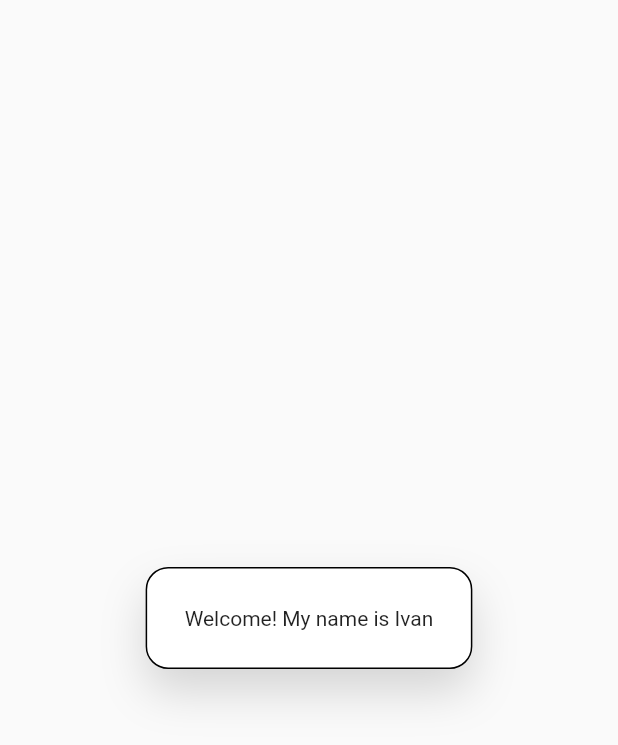
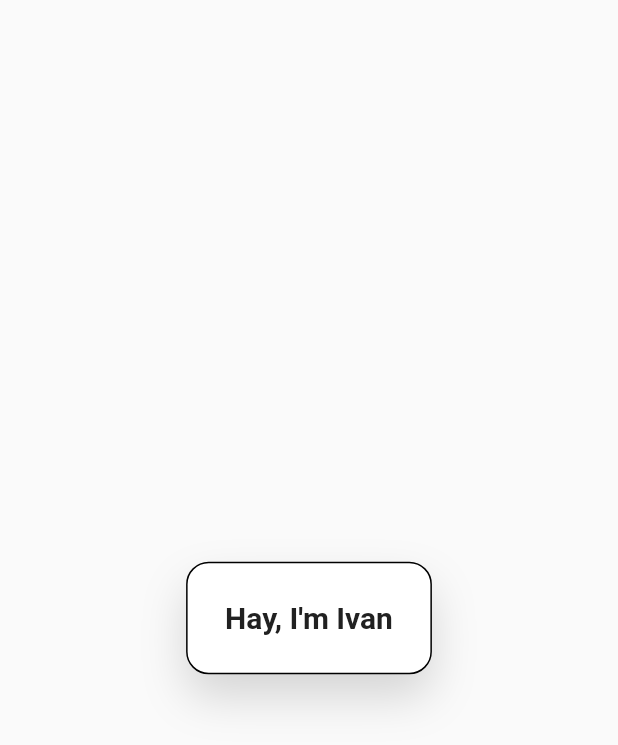
Before and after one commit to MilicTG/my_portfolio, a Flutter app: the screen it shows after launch, on a phone screen of 412 x 824 dp. Shown: the top 745 px of the screen. Run offline on Flutter 3.47's test engine with Material 2 defaults, Android fonts, the phone set to English and light mode, and no system bars.

Commit message:
Row and Column

```diff
--- a/lib/pages/home_page.dart
+++ b/lib/pages/home_page.dart
@@ -1,4 +1,5 @@
 import 'package:flutter/material.dart';
+import 'package:my_portfolio/widgets/card/intro_card.dart';
 
 class HomePage extends StatelessWidget {
   const HomePage({Key? key}) : super(key: key);
@@ -7,24 +8,8 @@ class HomePage extends StatelessWidget {
   Widget build(BuildContext context) {
     return Scaffold(
       body: Center(
-        child: Container(
-          padding: const EdgeInsets.all(25.0),
-          decoration: BoxDecoration(
-            color: Colors.white,
-            boxShadow: [
-              BoxShadow(
-                color: Colors.black.withOpacity(.15),
-                offset: const Offset(0, 15),
-                blurRadius: 25,
-              ),
-            ],
-            borderRadius: BorderRadius.circular(15.0),
-            border: Border.all(
-              color: Colors.black,
-              width: 1,
-            ),
-          ),
-          child: const Text("Welcome! My name is Ivan"),
+        child: IntroCard(
+          text: "Hay, I'm Ivan",
         ),
       ),
     );
--- /dev/null
+++ b/lib/widgets/card/intro_card.dart
@@ -0,0 +1,38 @@
+import 'package:flutter/material.dart';
+
+class IntroCard extends StatelessWidget {
+  String text;
+  IntroCard({required this.text, Key? key}) : super(key: key);
+
+  @override
+  Widget build(BuildContext context) {
+    return Container(
+      margin: const EdgeInsets.all(25.0),
+      padding: const EdgeInsets.all(25.0),
+      decoration: BoxDecoration(
+        color: Colors.white,
+        boxShadow: [
+          BoxShadow(
+            color: Colors.black.withOpacity(.15),
+            offset: const Offset(0, 15),
+            blurRadius: 25,
+          ),
+        ],
+        borderRadius: BorderRadius.circular(15.0),
+        border: Border.all(
+          color: Colors.black,
+          width: 1,
+        ),
+      ),
+      child: Text(
+        text,
+        textAlign: TextAlign.center,
+        style: TextStyle(
+          color: Colors.grey.shade900,
+          fontSize: 20,
+          fontWeight: FontWeight.bold,
+        ),
+      ),
+    );
+  }
+}
```
